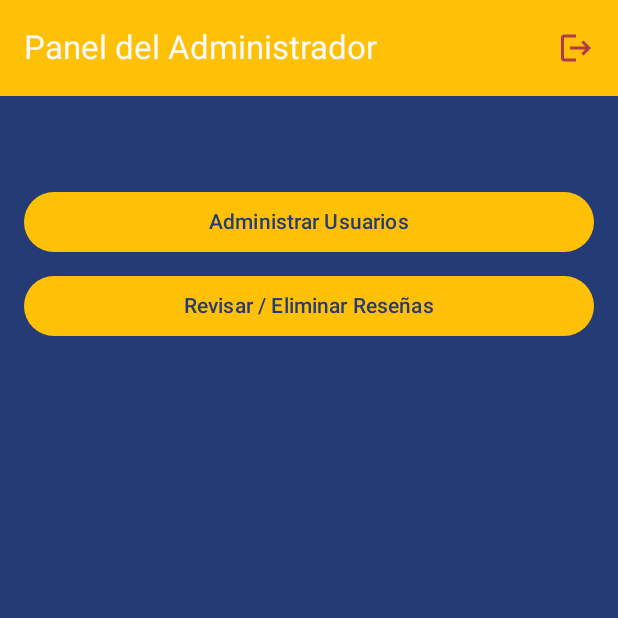
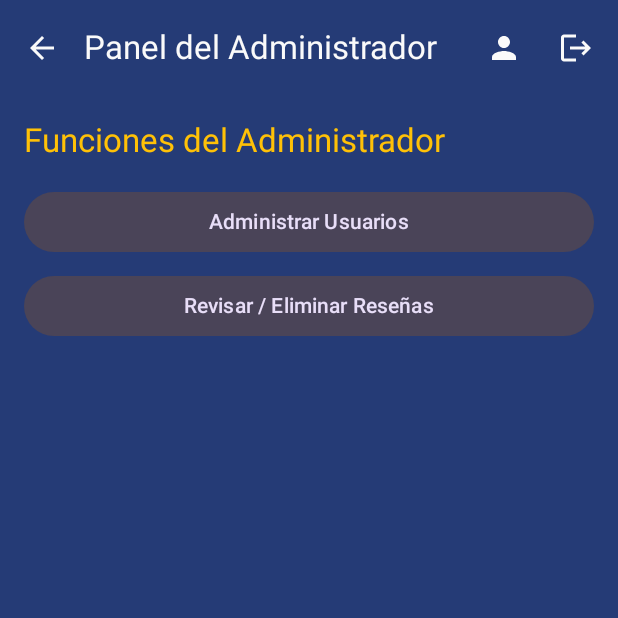
Before and after one commit to Argomedo/PhoneCinema_Proyecto, an Android app built with Jetpack Compose: the AdminScreen screen opened through its navigation route, on a phone screen of 412 x 824 dp, the top half of it. Run offline under Robolectric (Android 15) with nearby library versions, the phone set to English and light mode, and no system bars; our stand-ins replace Room's generated code.

Commit message:
Se arreglaron redundancias con el topbar y se mejoró la interfaz de algunas paginas

```diff
--- a/frontend/app/src/main/java/com/example/phonecinemaapp/data/local/database/AppDatabase.kt
+++ b/frontend/app/src/main/java/com/example/phonecinemaapp/data/local/database/AppDatabase.kt
@@ -15,7 +15,7 @@ import kotlinx.coroutines.launch
 
 @Database(
     entities = [UserEntity::class, ReviewEntity::class],
-    version = 20, // sube versión para forzar recreación
+    version = 21, // sube versión para forzar recreación
     exportSchema = true
 )
 abstract class AppDatabase : RoomDatabase() {
--- a/frontend/app/src/main/java/com/example/phonecinemaapp/ui/components/TopBar.kt
+++ b/frontend/app/src/main/java/com/example/phonecinemaapp/ui/components/TopBar.kt
@@ -8,11 +8,11 @@ import androidx.compose.material.icons.filled.Person
 import androidx.compose.material3.ExperimentalMaterial3Api
 import androidx.compose.material3.Icon
 import androidx.compose.material3.IconButton
-import androidx.compose.material3.MaterialTheme
 import androidx.compose.material3.Text
 import androidx.compose.material3.TopAppBar
 import androidx.compose.material3.TopAppBarDefaults
 import androidx.compose.runtime.Composable
+import androidx.compose.ui.graphics.Color
 import androidx.navigation.NavController
 import androidx.navigation.compose.currentBackStackEntryAsState
 import com.example.phonecinemaapp.navigation.AppScreens
@@ -27,18 +27,18 @@ fun AppTopBar(
     onMenuClick: () -> Unit = {},
     onLogoutClick: () -> Unit
 ) {
-    val colors = MaterialTheme.colorScheme
     val currentRoute = navController.currentBackStackEntryAsState().value?.destination?.route
+    val white = Color(0xFFFAFAFA)
 
     TopAppBar(
-        title = { Text(text = title, color = colors.onPrimary) },
+        title = { Text(text = title, color = white) },
         navigationIcon = {
             if (showBackButton) {
                 IconButton(onClick = onBackClick) {
                     Icon(
                         imageVector = Icons.Default.ArrowBack,
                         contentDescription = "Volver",
-                        tint = colors.onPrimary
+                        tint = white
                     )
                 }
             } else {
@@ -46,7 +46,7 @@ fun AppTopBar(
                     Icon(
                         imageVector = Icons.Default.Menu,
                         contentDescription = "Menú",
-                        tint = colors.onPrimary
+                        tint = white
                     )
                 }
             }
@@ -63,7 +63,7 @@ fun AppTopBar(
                 Icon(
                     imageVector = Icons.Default.Person,
                     contentDescription = "Perfil",
-                    tint = colors.onPrimary
+                    tint = white
                 )
             }
 
@@ -71,15 +71,15 @@ fun AppTopBar(
                 Icon(
                     imageVector = Icons.Default.Logout,
                     contentDescription = "Cerrar sesión",
-                    tint = colors.onPrimary
+                    tint = white
                 )
             }
         },
         colors = TopAppBarDefaults.topAppBarColors(
-            containerColor = colors.primary,
-            titleContentColor = colors.onPrimary,
-            navigationIconContentColor = colors.onPrimary,
-            actionIconContentColor = colors.onPrimary
+            containerColor = Color(0xFF253B76), // tu color azul principal
+            titleContentColor = white,
+            navigationIconContentColor = white,
+            actionIconContentColor = white
         )
     )
 }
--- a/frontend/app/src/main/java/com/example/phonecinemaapp/ui/roles/AdmiScreen.kt
+++ b/frontend/app/src/main/java/com/example/phonecinemaapp/ui/roles/AdmiScreen.kt
@@ -1,32 +1,30 @@
 package com.example.phonecinemaapp.ui.roles
 
 import androidx.compose.foundation.layout.*
-import androidx.compose.material.icons.Icons
-import androidx.compose.material.icons.filled.Logout
 import androidx.compose.material3.*
 import androidx.compose.runtime.Composable
 import androidx.compose.ui.Modifier
-import androidx.compose.ui.graphics.Color
 import androidx.compose.ui.unit.dp
+import androidx.navigation.NavController
+import com.example.phonecinemaapp.ui.components.AppTopBar
 
 @OptIn(ExperimentalMaterial3Api::class)
 @Composable
 fun AdminScreen(
+    navController: NavController,
     onNavigateToUsers: () -> Unit,
     onNavigateToReviews: () -> Unit,
+    onBackClick: () -> Unit,
     onLogout: () -> Unit
 ) {
     Scaffold(
         topBar = {
-            TopAppBar(
-                title = { Text("Panel del Administrador",
-                    color = Color(0xFFFAFAFA)) },
-                actions = {
-                    IconButton(onClick = onLogout) {
-                        Icon(Icons.Default.Logout, contentDescription = "Cerrar sesión", tint = Color(0xFFB23A48))
-                    }
-                },
-                colors = TopAppBarDefaults.topAppBarColors(containerColor = Color(0xFFFFC107))
+            AppTopBar(
+                title = "Panel del Administrador",
+                navController = navController,
+                showBackButton = true,
+                onBackClick = onBackClick,
+                onLogoutClick = onLogout
             )
         }
     ) { padding ->
@@ -40,7 +38,7 @@ fun AdminScreen(
             Text(
                 text = "Funciones del Administrador",
                 style = MaterialTheme.typography.titleLarge,
-                color = Color(0xFF253B76)
+                color = MaterialTheme.colorScheme.primary
             )
 
             Spacer(modifier = Modifier.height(16.dp))
@@ -48,11 +46,12 @@ fun AdminScreen(
             Button(
                 onClick = onNavigateToUsers,
                 modifier = Modifier.fillMaxWidth(),
-                colors = ButtonDefaults.buttonColors(containerColor = Color(0xFFFFC107))
+                colors = ButtonDefaults.buttonColors(
+                    containerColor = MaterialTheme.colorScheme.secondaryContainer,
+                    contentColor = MaterialTheme.colorScheme.onSecondaryContainer
+                )
             ) {
-                Text("Administrar Usuarios",
-                    color = Color(0xFF253B76)
-                )
+                Text("Administrar Usuarios")
             }
 
             Spacer(modifier = Modifier.height(8.dp))
@@ -60,12 +59,12 @@ fun AdminScreen(
             Button(
                 onClick = onNavigateToReviews,
                 modifier = Modifier.fillMaxWidth(),
-                colors = ButtonDefaults.buttonColors(containerColor = Color(0xFFFFC107))
+                colors = ButtonDefaults.buttonColors(
+                    containerColor = MaterialTheme.colorScheme.secondaryContainer,
+                    contentColor = MaterialTheme.colorScheme.onSecondaryContainer
+                )
             ) {
-                Text("Revisar / Eliminar Reseñas",
-                    color = Color(0xFF253B76)
-                )
-
+                Text("Revisar / Eliminar Reseñas")
             }
         }
     }
```
Also changed, not shown: frontend/app/src/main/java/com/example/phonecinemaapp/navigation/AppNavigation.kt (+39 -34 lines), frontend/app/src/main/java/com/example/phonecinemaapp/ui/home/PerfilScreen.kt (+20 -61 lines), frontend/app/src/main/java/com/example/phonecinemaapp/ui/reseñas/ReviewScreen.kt (+13 -42 lines), frontend/app/src/main/java/com/example/phonecinemaapp/ui/roles/ManageReviewScreen.kt (+37 -17 lines), frontend/app/src/main/java/com/example/phonecinemaapp/ui/roles/ManageUsersScreen.kt (+44 -18 lines), frontend/app/src/main/java/com/example/phonecinemaapp/ui/roles/ModeradorScreen.kt (+17 -16 lines), frontend/app/src/main/java/com/example/phonecinemaapp/ui/home/HomeScreen.kt (line endings or trailing spaces).
